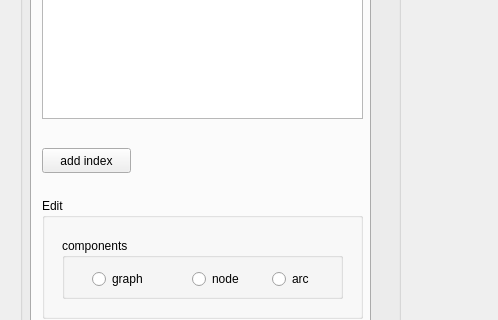
First picture: the form in packages/OntologyBuilder/OntologyEquationEditor/ui_ontology_design.ui, repository heinz-preisig/ProMo_v11, before the edit; both pictures show x 0 to 498 and y 438 to 758 of the 498 by 956 pixel window.
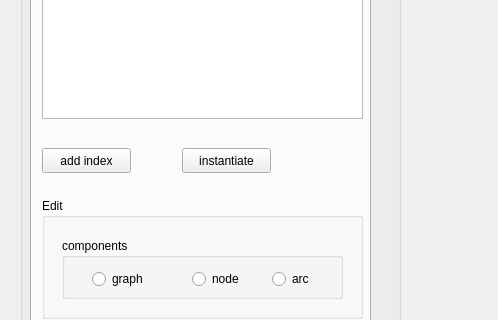
Second picture: the form after the edit.

```diff
--- a/packages/OntologyBuilder/OntologyEquationEditor/ui_ontology_design.ui
+++ b/packages/OntologyBuilder/OntologyEquationEditor/ui_ontology_design.ui
@@ -146,6 +146,19 @@
        <string>add index</string>
       </property>
      </widget>
+     <widget class="QPushButton" name="pushInstantiate">
+      <property name="geometry">
+       <rect>
+        <x>150</x>
+        <y>310</y>
+        <width>89</width>
+        <height>25</height>
+       </rect>
+      </property>
+      <property name="text">
+       <string>instantiate</string>
+      </property>
+     </widget>
     </widget>
     <widget class="QWidget" name="tab_intranets">
      <attribute name="title">
```
